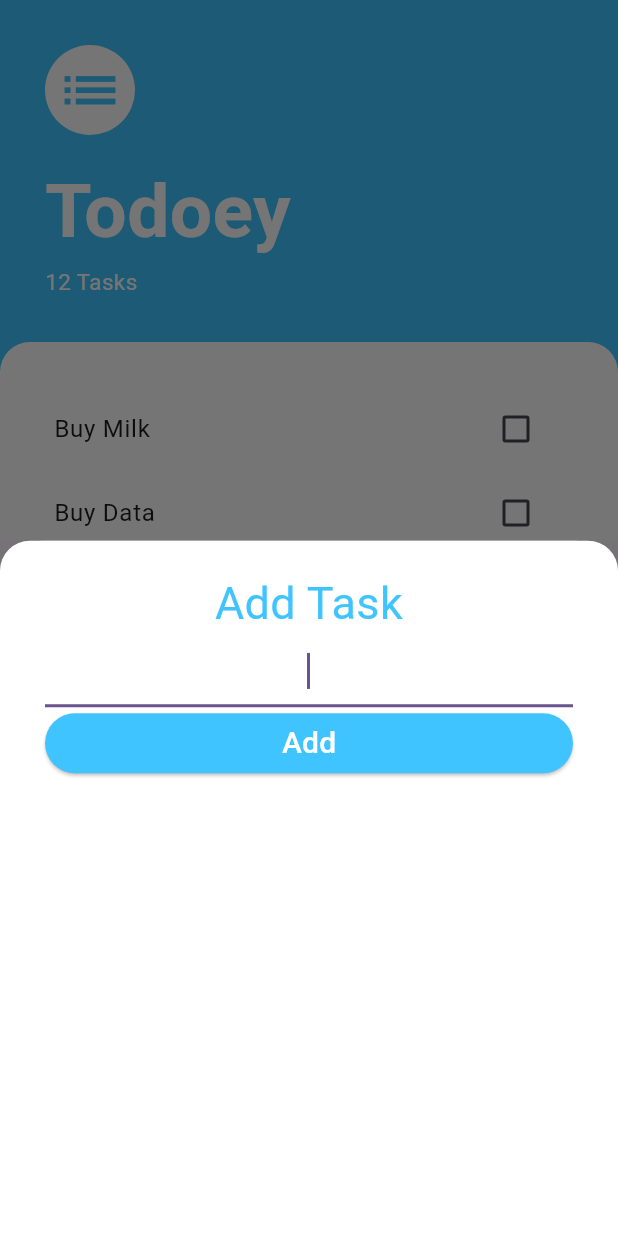
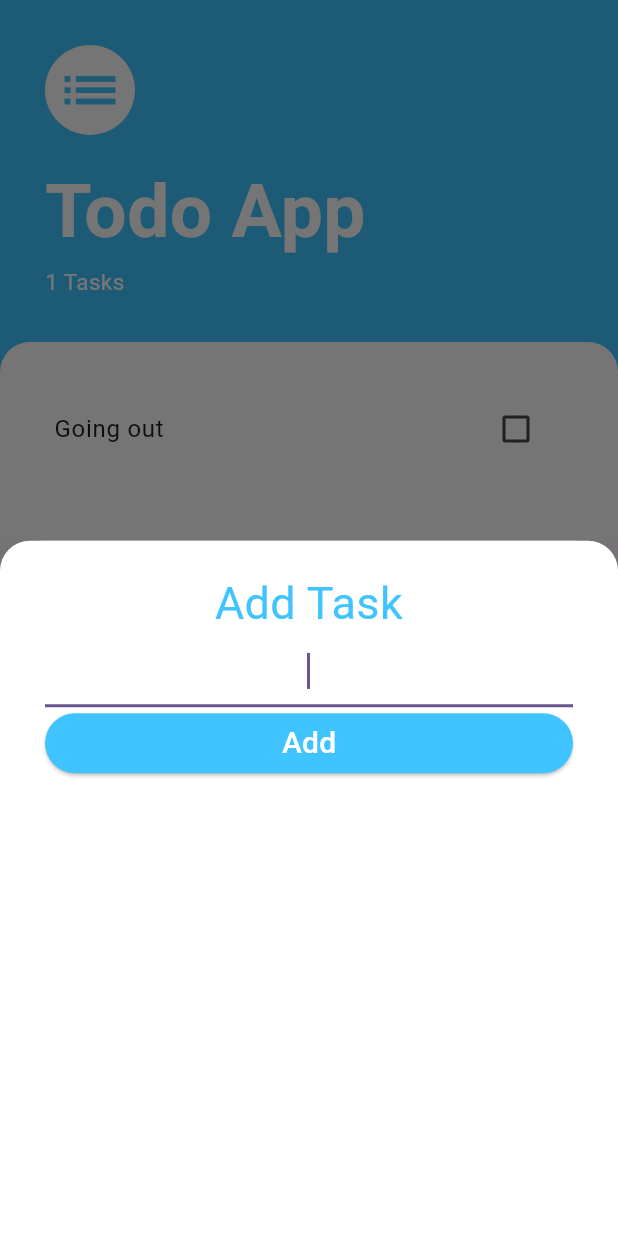
Before and after one commit to LuTAHQ/provider_state_management, a Flutter app: the screen it shows after launch, after a tap on the "add" icon, on a phone screen of 412 x 824 dp. Run offline on Flutter 3.47's test engine with Material 2 defaults, Android fonts, the phone set to English and light mode, and no system bars; our stand-ins replace hive, hive_flutter; accounts and stored records are empty.

Commit message:
todo completed provider package added

```diff
--- a/lib/main.dart
+++ b/lib/main.dart
@@ -1,20 +1,49 @@
 import 'package:flutter/material.dart';
+import 'package:hive_flutter/hive_flutter.dart';
+import 'package:provider/provider.dart';
+import 'package:state_management_provider/models/task_data.dart';
 
+import 'models/task.dart';
+import 'models/task1.dart';
 import 'screens/task_screen.dart';
 
-void main() {
-  runApp(
-      // ChangeNotifierProvider(create: (_) => Counter(),
-      const MyApp());
+void main() async {
+  await Hive.initFlutter();
+  await Hive.openBox<Task>('tasksBox');
+  // Hive.registerAdapter(TaskAdapter());
+  Hive.registerAdapter(Task1Adapter());
+
+  runApp(const MyApp());
+
+  Hive.close();
 }
 
-class MyApp extends StatelessWidget {
+class MyApp extends StatefulWidget {
   const MyApp({super.key});
 
+  @override
+  State<MyApp> createState() => _MyAppState();
+}
+
+class _MyAppState extends State<MyApp> {
+  TaskData taskData = TaskData();
+  @override
+  void initState() {
+    super.initState();
+    print("initState main");
+
+  }
+
+
+// Box<Task> todosBox;
   // This widget is the root of your application.
   @override
   Widget build(BuildContext context) {
-    return MaterialApp(
+    return ListenableProvider(
+      create: (BuildContext context) {
+        return TaskData();
+      },
+      child: MaterialApp(
         title: 'Flutter Demo',
         debugShowCheckedModeBanner: false,
         theme: ThemeData(
@@ -22,58 +51,7 @@ class MyApp extends StatelessWidget {
           useMaterial3: true,
         ),
         home: const TaskScreen(),
+      ),
     );
   }
 }
-
-// class MyHomePage extends StatefulWidget {
-//   const MyHomePage({super.key, required this.title});
-
-//   final String title;
-
-//   @override
-//   State<MyHomePage> createState() => _MyHomePageState();
-// }
-
-// class _MyHomePageState extends State<MyHomePage> {
-//   int _counter = 0;
-
-//   void _incrementCounter() {
-//     setState(() {
-//       _counter++;
-//     });
-//   }
-
-//   @override
-//   Widget build(BuildContext context) {
-//     return Scaffold(
-//       appBar: AppBar(
-//         backgroundColor: Theme.of(context).colorScheme.inversePrimary,
-//         title: Text(widget.title),
-//       ),
-//       body: Center(
-//         child: Column(
-//           mainAxisAlignment: MainAxisAlignment.center,
-//           children: <Widget>[
-//             Consumer<Counter>(
-//               builder: (context, counter, _) => Text(
-//                 'You have pushed the button this many times: ${counter.count}',
-//               ),
-//             ),
-//             // Text(
-//             //   '$_counter',
-//             //   style: Theme.of(context).textTheme.headlineMedium,
-//             // ),
-//           ],
-//         ),
-//       ),
-//       floatingActionButton: FloatingActionButton(
-//         onPressed: () {
-//           context.read<Counter>().increment();
-//         },
-//         tooltip: 'Increment',
-//         child: const Icon(Icons.add),
-//       ), // This trailing comma makes auto-formatting nicer for build methods.
-//     );
-//   }
-// }
--- /dev/null
+++ b/lib/models/task1.dart
@@ -0,0 +1,21 @@
+import 'package:hive_flutter/adapters.dart';
+import 'package:state_management_provider/models/task.dart';
+
+import 'package:hive/hive.dart';
+part 'task1.g.dart';
+@HiveType(typeId: 0)
+class Task1 extends HiveObject {
+  @HiveField(0)
+  String name;
+  @HiveField(1)
+  bool isDone = false;
+
+  Task1({
+    required this.name,
+    required this.isDone,
+  });
+
+  dynamic toggleDone() {
+    isDone = !isDone;
+  }
+}
--- /dev/null
+++ b/lib/models/task_data.dart
@@ -0,0 +1,81 @@
+import 'dart:collection';
+
+import 'package:flutter/material.dart';
+import 'package:hive_flutter/adapters.dart';
+import 'package:state_management_provider/models/task.dart';
+import 'package:state_management_provider/models/task1.dart';
+
+class TaskData extends ChangeNotifier {
+  final String taskHiveBox = 'task-box';
+
+  List<Task1> _tasks1 = [
+    Task1(name: 'Going out', isDone: false),
+  ];
+  // UnmodifiableListView<Task1> get tasks1 => UnmodifiableListView(_tasks1);
+
+  List<Task1> get tasks1 => _tasks1;
+
+  int get taskCount => tasks1.length;
+  ////////////
+
+  // Create new task
+  Future<void> createItem(String newTaskTitle) async {
+    Box<Task1> box = await Hive.openBox<Task1>(taskHiveBox);
+    final task = Task1(name: newTaskTitle, isDone: false);
+    _tasks1.add(task);
+    await box.add(task);
+
+    _tasks1 = box.values.toList();
+    notifyListeners();
+  }
+
+  // Get notes
+  Future<void> getItems() async {
+    Box<Task1> box = await Hive.openBox<Task1>(taskHiveBox);
+    _tasks1 = box.values.toList();
+    print("values ${box.values.length}");
+    notifyListeners();
+  }
+
+  void updateTask1(Task1 task) {
+    task.toggleDone();
+    notifyListeners(); // most importantly
+  }
+
+  // remove a note
+  Future<void> remoteItem(Task1 task1) async {
+    Box<Task1> box = await Hive.openBox<Task1>(taskHiveBox);
+    await box.delete(task1.key);
+    _tasks1 = box.values.toList();
+    notifyListeners();
+  }
+
+///////////////////////////////
+
+  final List<Task> _tasks = [
+    Task(name: 'Buy Milk', isDone: false),
+    Task(name: 'Buy Data', isDone: false),
+    Task(name: 'Buy Water', isDone: false),
+    Task(name: 'Buy Pizza', isDone: false),
+  ];
+
+  UnmodifiableListView get tasks {
+    return UnmodifiableListView(_tasks);
+  }
+
+  void addTask(String newTaskTitle) {
+    final task = Task(name: newTaskTitle, isDone: false);
+    _tasks.add(task);
+    notifyListeners();
+  }
+
+  void updateTask(Task task) {
+    task.toggleDone();
+    notifyListeners(); // most importantly
+  }
+
+  void deleteTask(Task task) {
+    _tasks.remove(task);
+    notifyListeners(); // most importantly
+  }
+}
--- a/lib/screens/add_task_screen.dart
+++ b/lib/screens/add_task_screen.dart
@@ -1,8 +1,12 @@
 import 'package:flutter/material.dart';
+import 'package:provider/provider.dart';
+
+import '../models/task_data.dart';
 
 class AddTaskScreen extends StatelessWidget {
-  const AddTaskScreen({super.key});
+  AddTaskScreen({super.key});
 
+  String? newtaskTitle;
   @override
   Widget build(BuildContext context) {
     return Container(
@@ -21,13 +25,19 @@ class AddTaskScreen extends StatelessWidget {
               textAlign: TextAlign.center,
               style: TextStyle(fontSize: 30, color: Colors.lightBlueAccent),
             ),
-            const TextField(
-              autofocus: true,
-              textAlign: TextAlign.center,
-            ),
+            TextField(
+                autofocus: true,
+                textAlign: TextAlign.center,
+                onChanged: (newText) {
+                  print(newText);
+                  newtaskTitle = newText;
+                }),
             ElevatedButton(
                 onPressed: () {
                   // AAdd task to the screen
+                  // Provider.of<TaskData>(context, listen: false).addTask(newtaskTitle ?? '');
+                  Provider.of<TaskData>(context, listen: false).createItem(newtaskTitle ?? '');
+                  Navigator.pop(context);
                 },
                 style: const ButtonStyle(
                     backgroundColor:
--- a/lib/screens/task_screen.dart
+++ b/lib/screens/task_screen.dart
@@ -1,6 +1,10 @@
 import 'package:flutter/material.dart';
+import 'package:hive_flutter/adapters.dart';
+import 'package:provider/provider.dart';
 import 'package:state_management_provider/screens/add_task_screen.dart';
 import 'package:state_management_provider/widgets/task_list.dart';
+
+import '../models/task_data.dart';
 
 class TaskScreen extends StatefulWidget {
   const TaskScreen({super.key});
@@ -10,6 +14,16 @@ class TaskScreen extends StatefulWidget {
 }
 
 class _TaskScreenState extends State<TaskScreen> {
+  Box<String>? tasksBox;
+  TaskData taskData = TaskData();
+
+  @override
+  void initState() {
+    super.initState();
+    // tasksBox = Hive.box("task-box");
+    taskData.getItems();
+    // print("value ${tasksBox!.values.length}");
+  }
 
   @override
   Widget build(BuildContext context) {
@@ -21,10 +35,10 @@ class _TaskScreenState extends State<TaskScreen> {
           children: [
             Container(
               padding: const EdgeInsets.symmetric(vertical: 30, horizontal: 30),
-              child: const Column(
+              child: Column(
                 crossAxisAlignment: CrossAxisAlignment.start,
                 children: [
-                  CircleAvatar(
+                  const CircleAvatar(
                     backgroundColor: Colors.white,
                     radius: 30,
                     child: Icon(
@@ -33,16 +47,17 @@ class _TaskScreenState extends State<TaskScreen> {
                       color: Colors.lightBlueAccent,
                     ),
                   ),
-                  SizedBox(height: 15),
-                  Text(
-                    "Todoey",
+                  const SizedBox(height: 15),
+                  const Text(
+                    "Todo App",
                     style: TextStyle(
                         fontSize: 50,
                         fontWeight: FontWeight.w700,
                         color: Colors.white),
                   ),
-                  Text("12 Tasks",
-                      style: TextStyle(color: Colors.white, fontSize: 15)),
+                  Text("${Provider.of<TaskData>(context).taskCount} Tasks",
+                      style:
+                          const TextStyle(color: Colors.white, fontSize: 15)),
                 ],
               ),
             ),
@@ -56,7 +71,20 @@ class _TaskScreenState extends State<TaskScreen> {
                     borderRadius: BorderRadius.only(
                         topLeft: Radius.circular(20),
                         topRight: Radius.circular(20))),
-                child: const TaskList(),
+                child: Consumer<TaskData>(
+                  builder: (context, taskData, Widget? child) {
+                    return ListView.builder(
+                      itemBuilder: (BuildContext context, index) {
+                        final task = taskData.tasks1[index];
+                        return TaskList(
+                          name: task.name,
+                          isDone: task.isDone,
+                        );
+                      },
+                      itemCount: taskData.taskCount,
+                    );
+                  },
+                ),
               ),
             ),
           ],
@@ -66,8 +94,7 @@ class _TaskScreenState extends State<TaskScreen> {
           child: const Icon(Icons.add),
           onPressed: () {
             showModalBottomSheet(
-                context: context,
-                builder: (context) => AddTaskScreen());
+                context: context, builder: (context) => AddTaskScreen());
           }),
     );
   }
--- a/lib/widgets/task_list.dart
+++ b/lib/widgets/task_list.dart
@@ -1,38 +1,55 @@
 import 'package:flutter/material.dart';
-import 'package:state_management_provider/models/task.dart';
+import 'package:provider/provider.dart';
+import 'package:state_management_provider/models/task_data.dart';
 import 'package:state_management_provider/widgets/task_tile.dart';
 
-class TaskList extends StatefulWidget {
+class TaskList extends StatelessWidget {
   const TaskList({
-    super.key,
+    super.key, required this.name, required this.isDone,
   });
 
-  @override
-  State<TaskList> createState() => _TaskListState();
-}
-
-class _TaskListState extends State<TaskList> {
-  List<Task> tasks = [
-    Task(name: 'Buy Milk', isDone: false),
-    Task(name: 'Buy Data', isDone: false),
-    Task(name: 'Buy Water', isDone: false),
-    Task(name: 'Buy Water', isDone: false),
-  ];
+  final String name;
+  final bool isDone;
 
   @override
   Widget build(BuildContext context) {
-    return ListView.builder(
-      itemBuilder: (BuildContext context, index) {
-        return TaskTile(
-            taskTitle: tasks[index].name,
-            isChecked: tasks[index].isDone,
-            toggleCheckboxState: (bool) {
-              setState(() {
-                tasks[index].toggleDone();
-              });
-            });
+    return TaskTile(
+      taskTitle: name,
+      isChecked: isDone,
+      toggleCheckboxState: (bool) {
+        // taskData.updateTask(task);
+        // taskData.updateTask1(task);
       },
-      itemCount: tasks.length,
+      longPressCallback: () {
+        // taskData.deleteTask(task);
+        // taskData.remoteItem(task);
+      },
     );
   }
 }
+
+
+
+
+  // return  Consumer<TaskData>(
+  //     builder: (context, taskData, Widget? child) {
+  //       return ListView.builder(
+  //         itemBuilder: (BuildContext context, index) {
+  //           final task = taskData.tasks1[index];
+  //           return TaskTile(
+  //             taskTitle: task.name,
+  //             isChecked: task.isDone,
+  //             toggleCheckboxState: (bool) {
+  //               // taskData.updateTask(task);
+  //               taskData.updateTask1(task);
+  //             },
+  //             longPressCallback: () {
+  //               // taskData.deleteTask(task);
+  //               taskData.remoteItem(task);
+  //             },
+  //           );
+  //         },
+  //         itemCount: taskData.taskCount,
+  //       );
+  //     },
+  //   );
--- a/lib/widgets/task_tile.dart
+++ b/lib/widgets/task_tile.dart
@@ -5,12 +5,14 @@ class TaskTile extends StatelessWidget {
     super.key,
     required this.taskTitle,
     required this.isChecked,
-    required this.toggleCheckboxState
+    required this.toggleCheckboxState,
+    required this.longPressCallback
   });
 
   final bool isChecked;
   final String taskTitle;
   final void Function(bool?)? toggleCheckboxState;
+  final void Function()? longPressCallback;
 
   // void toggleCheckboxState(bool? toggleCheckboxState) {
   //   setState(() {
@@ -21,6 +23,7 @@ class TaskTile extends StatelessWidget {
   @override
   Widget build(BuildContext context) {
     return ListTile(
+      onLongPress: longPressCallback,
       title: Text(
         taskTitle,
         style: TextStyle(
@@ -29,29 +32,9 @@ class TaskTile extends StatelessWidget {
       trailing: Checkbox(
         checkColor: Colors.lightBlueAccent,
         value: isChecked,
-        onChanged: toggleCheckboxState
+        onChanged: toggleCheckboxState,
+
       ),
     );
   }
 }
-
-// (bool? toggleCheckboxState) {
-//           setState(() {
-//             isChecked = toggleCheckboxState!;
-//           });
-//         }
-
-
-
-
-/////           ListScreen
-///
-///
-///AddTaskScreen               TaskList
-///
-///
-///
-///                             TaskTile
-///
-///
-///                     checkbox             Text (title of the task)
--- a/pubspec.yaml
+++ b/pubspec.yaml
@@ -36,6 +36,10 @@ dependencies:
   # Use with the CupertinoIcons class for iOS style icons.
   cupertino_icons: ^1.0.2
   provider: ^6.0.5
+  hive: ^2.2.3
+  hive_flutter: ^1.1.0
+  hive_generator: ^2.0.0
+  path_provider: ^2.0.15
 
 dev_dependencies:
   flutter_test:
@@ -47,6 +51,7 @@ dev_dependencies:
   # package. See that file for information about deactivating specific lint
   # rules and activating additional ones.
   flutter_lints: ^2.0.0
+  build_runner: ^2.4.5
 
 # For information on the generic Dart part of this file, see the
 # following page: https://dart.dev/tools/pub/pubspec
```
Also changed, not shown: assets/images/todo.png (added), lib/models/task1.g.dart (added), pubspec.lock, 1 other file. Lines whose indentation alone changed are shown as unchanged.
